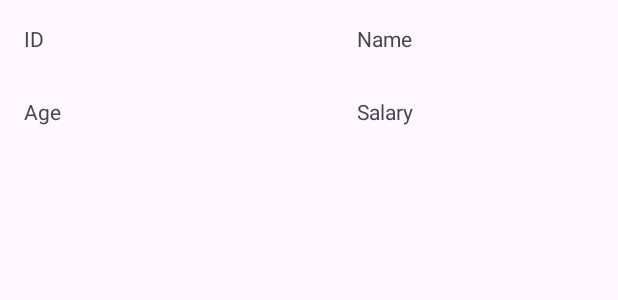
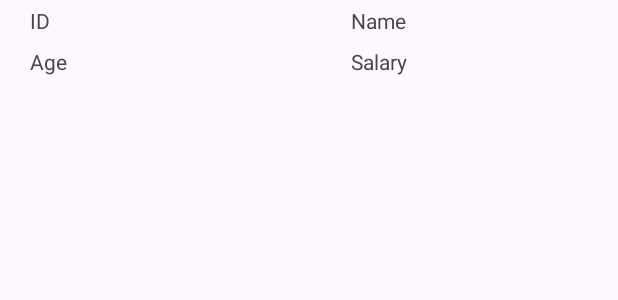
Before and after one commit to SainiJapneet/CSE227, an Android app: the layout emp_adapter.xml on its own in the app's theme, with its tools: preview values and no code run, on a phone screen of 412 x 824 dp. Shown: the top 300 px of the screen. Run offline under Robolectric (Android 15) with nearby library versions, the phone set to English and light mode, and no system bars.

Commit message:
crud operations

```diff
--- a/app/src/main/java/com/example/cse227/UNIT_1/CRUD/CrudActivity.kt
+++ b/app/src/main/java/com/example/cse227/UNIT_1/CRUD/CrudActivity.kt
@@ -7,6 +7,7 @@ import android.util.Log
 import android.widget.Button
 import android.widget.EditText
 import android.widget.Toast
+import androidx.recyclerview.widget.LinearLayoutManager
 import androidx.recyclerview.widget.RecyclerView
 import com.example.cse227.R
 import com.google.firebase.database.DataSnapshot
@@ -35,6 +36,8 @@ class CrudActivity : AppCompatActivity() {
         btnRetrieve = findViewById(R.id.btnRetrieve)
         rcyView = findViewById(R.id.rcyView)
         var arrList = ArrayList<EmpDetails>()
+        val layoutManager = LinearLayoutManager(this)
+        rcyView.layoutManager = layoutManager
 
         firebaseDatabase = FirebaseDatabase.getInstance()
         databaseReference = firebaseDatabase.reference.child("EmpDetails")
--- a/app/src/main/res/layout/emp_adapter.xml
+++ b/app/src/main/res/layout/emp_adapter.xml
@@ -3,24 +3,24 @@
     xmlns:app="http://schemas.android.com/apk/res-auto"
     xmlns:tools="http://schemas.android.com/tools"
     android:layout_width="match_parent"
-    android:layout_height="100dp">
+    android:padding="4dp"
+    android:layout_height="wrap_content">
 
     <TextView
         android:id="@+id/textView2"
         android:layout_width="50dp"
         android:layout_height="wrap_content"
         android:layout_marginStart="16dp"
-        android:layout_marginTop="16dp"
         android:text="ID"
         app:layout_constraintStart_toStartOf="parent"
         app:layout_constraintTop_toTopOf="parent" />
 
     <TextView
         android:id="@+id/txtId"
-        android:layout_width="wrap_content"
+        android:layout_width="140dp"
         android:layout_height="wrap_content"
         android:layout_marginStart="8dp"
-        android:layout_marginTop="16dp"
+        android:inputType="textMultiLine"
         android:text=""
         app:layout_constraintStart_toEndOf="@+id/textView2"
         app:layout_constraintTop_toTopOf="parent" />
@@ -30,26 +30,27 @@
         android:layout_width="50dp"
         android:layout_height="wrap_content"
         android:layout_marginStart="16dp"
-        android:layout_marginBottom="16dp"
+        android:layout_marginTop="8dp"
         android:text="Age"
         app:layout_constraintBottom_toBottomOf="parent"
-        app:layout_constraintStart_toStartOf="parent" />
+        app:layout_constraintStart_toStartOf="parent"
+        app:layout_constraintTop_toBottomOf="@+id/txtId" />
 
     <TextView
         android:id="@+id/txtAge"
         android:layout_width="wrap_content"
         android:layout_height="wrap_content"
         android:layout_marginStart="8dp"
-        android:layout_marginBottom="16dp"
+        android:layout_marginTop="8dp"
         android:text=""
         app:layout_constraintBottom_toBottomOf="parent"
-        app:layout_constraintStart_toEndOf="@+id/textView6" />
+        app:layout_constraintStart_toEndOf="@+id/textView6"
+        app:layout_constraintTop_toBottomOf="@+id/txtId" />
 
     <TextView
         android:id="@+id/textView10"
         android:layout_width="50dp"
         android:layout_height="wrap_content"
-        android:layout_marginTop="16dp"
         android:layout_marginEnd="8dp"
         android:text="Name"
         app:layout_constraintEnd_toStartOf="@+id/txtName1"
@@ -60,7 +61,6 @@
         android:layout_width="50dp"
         android:layout_height="wrap_content"
         android:layout_marginEnd="8dp"
-        android:layout_marginBottom="16dp"
         android:text="Salary"
         app:layout_constraintBottom_toBottomOf="parent"
         app:layout_constraintEnd_toStartOf="@+id/txtSalary" />
@@ -69,7 +69,6 @@
         android:id="@+id/txtName1"
         android:layout_width="100dp"
         android:layout_height="wrap_content"
-        android:layout_marginTop="16dp"
         android:layout_marginEnd="16dp"
         android:text=""
         app:layout_constraintEnd_toEndOf="parent"
@@ -80,7 +79,6 @@
         android:layout_width="100dp"
         android:layout_height="wrap_content"
         android:layout_marginEnd="16dp"
-        android:layout_marginBottom="16dp"
         android:text=""
         app:layout_constraintBottom_toBottomOf="parent"
         app:layout_constraintEnd_toEndOf="parent" />
```
